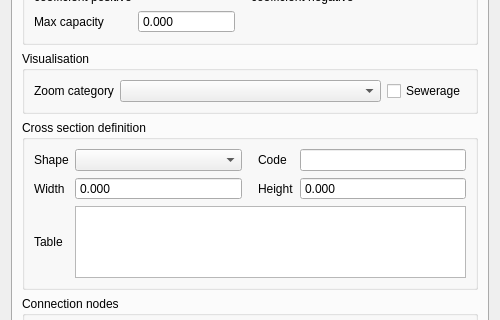
The window that threedi_model_builder/forms/ui/orifice.ui (nens/threedi-schematisation-editor) describes before a commit, drawn with Qt 5; both pictures show x 0 to 500 and y 254 to 574 of the 500 by 664 pixel window.
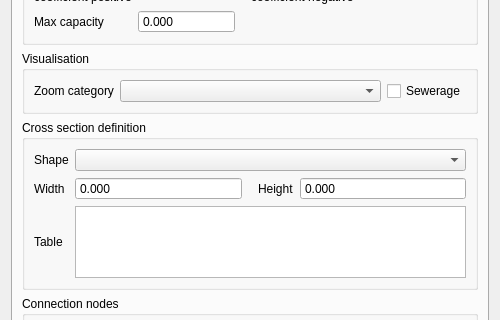
The same window after the commit.

```diff
--- a/threedi_model_builder/forms/ui/orifice.ui
+++ b/threedi_model_builder/forms/ui/orifice.ui
@@ -658,6 +658,12 @@
          <layout class="QGridLayout" name="gridLayout_3">
           <item row="3" column="3">
            <widget class="QDoubleSpinBox" name="cross_section_height">
+            <property name="sizePolicy">
+             <sizepolicy hsizetype="Expanding" vsizetype="Fixed">
+              <horstretch>0</horstretch>
+              <verstretch>0</verstretch>
+             </sizepolicy>
+            </property>
             <property name="buttonSymbols">
              <enum>QAbstractSpinBox::NoButtons</enum>
             </property>
@@ -669,38 +675,6 @@
             </property>
            </widget>
           </item>
-          <item row="1" column="2">
-           <widget class="QLabel" name="label_14">
-            <property name="locale">
-             <locale language="English" country="UnitedStates"/>
-            </property>
-            <property name="inputMethodHints">
-             <set>Qt::ImhNone</set>
-            </property>
-            <property name="text">
-             <string>Code</string>
-            </property>
-            <property name="alignment">
-             <set>Qt::AlignLeading|Qt::AlignLeft|Qt::AlignVCenter</set>
-            </property>
-            <property name="indent">
-             <number>10</number>
-            </property>
-           </widget>
-          </item>
-          <item row="1" column="3">
-           <widget class="QLineEdit" name="cross_section_code">
-            <property name="locale">
-             <locale language="English" country="UnitedStates"/>
-            </property>
-            <property name="inputMethodHints">
-             <set>Qt::ImhNone</set>
-            </property>
-            <property name="clearButtonEnabled">
-             <bool>true</bool>
-            </property>
-           </widget>
-          </item>
           <item row="1" column="0">
            <widget class="QLabel" name="label_5">
             <property name="locale">
@@ -736,25 +710,6 @@
             </property>
            </widget>
           </item>
-          <item row="1" column="1">
-           <widget class="QComboBox" name="cross_section_shape">
-            <property name="sizePolicy">
-             <sizepolicy hsizetype="MinimumExpanding" vsizetype="Fixed">
-              <horstretch>0</horstretch>
-              <verstretch>0</verstretch>
-             </sizepolicy>
-            </property>
-            <property name="locale">
-             <locale language="English" country="UnitedStates"/>
-            </property>
-            <property name="inputMethodHints">
-             <set>Qt::ImhNone</set>
-            </property>
-            <property name="editable">
-             <bool>false</bool>
-            </property>
-           </widget>
-          </item>
           <item row="3" column="2">
            <widget class="QLabel" name="label_13">
             <property name="locale">
@@ -800,6 +755,25 @@
             </property>
            </widget>
           </item>
+          <item row="1" column="1" colspan="3">
+           <widget class="QComboBox" name="cross_section_shape">
+            <property name="sizePolicy">
+             <sizepolicy hsizetype="MinimumExpanding" vsizetype="Fixed">
+              <horstretch>0</horstretch>
+              <verstretch>0</verstretch>
+             </sizepolicy>
+            </property>
+            <property name="locale">
+             <locale language="English" country="UnitedStates"/>
+            </property>
+            <property name="inputMethodHints">
+             <set>Qt::ImhNone</set>
+            </property>
+            <property name="editable">
+             <bool>false</bool>
+            </property>
+           </widget>
+          </item>
          </layout>
         </widget>
        </item>
```
